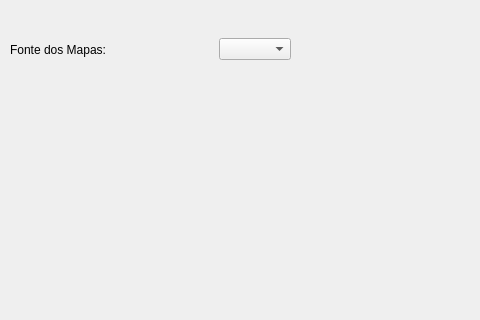
Qt form src/main/python/ui/dialogs/settingsDialog.ui (matheusfillipe/ganec) before a commit; both pictures show x 0 to 480 and y 0 to 320 of the 640 by 480 pixel window.
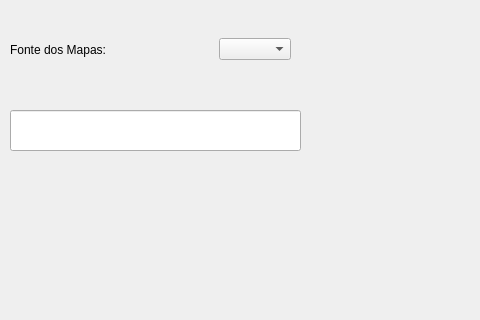
The same form after that commit.

Diff of the .ui file:
```diff
--- a/src/main/python/ui/dialogs/settingsDialog.ui
+++ b/src/main/python/ui/dialogs/settingsDialog.ui
@@ -90,6 +90,16 @@
     <string>Limpar configurações</string>
    </property>
   </widget>
+  <widget class="QLineEdit" name="lineEdit">
+   <property name="geometry">
+    <rect>
+     <x>10</x>
+     <y>110</y>
+     <width>291</width>
+     <height>41</height>
+    </rect>
+   </property>
+  </widget>
  </widget>
  <resources/>
  <connections>
```
